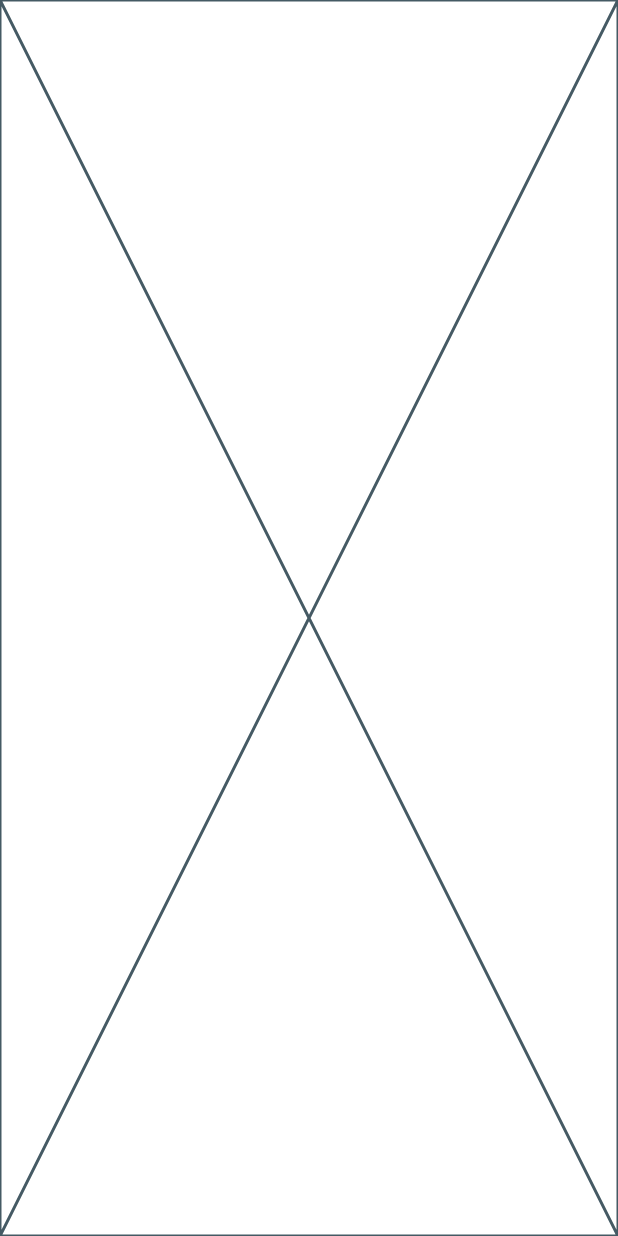
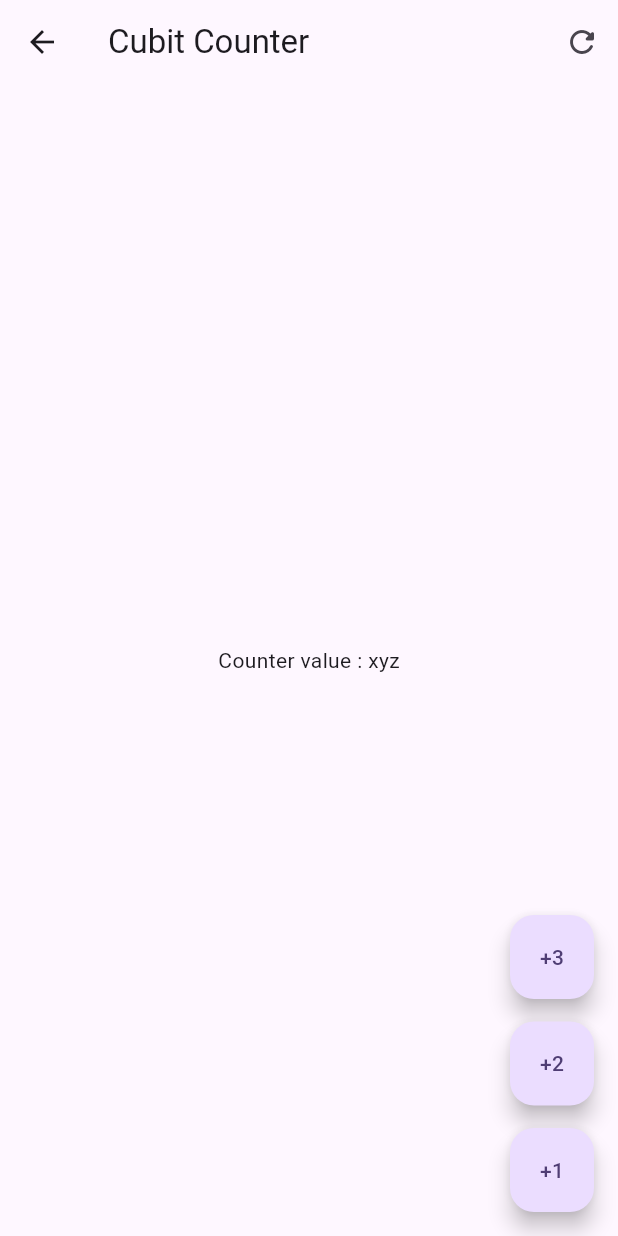
Before and after one commit to GonzaloQu3dena/forms_app, a Flutter app: the screen it shows after launch, after a tap on "Cubits", on a phone screen of 412 x 824 dp. Run offline on Flutter 3.47's test engine with Material 3 defaults, Android fonts, the phone set to English and light mode, and no system bars; our stand-ins replace go_router.

Commit message:
refactor(counter): improve cubit counter screen design.

```diff
--- a/lib/counter/presentation/screens/cubit_counter_screen.dart
+++ b/lib/counter/presentation/screens/cubit_counter_screen.dart
@@ -5,6 +5,45 @@ class CubitCounterScreen extends StatelessWidget {
 
   @override
   Widget build(BuildContext context) {
-    return Placeholder();
+    return Scaffold(
+      appBar: AppBar(
+        title: const Text('Cubit Counter'),
+        actions: [
+          IconButton(
+            onPressed: () => {},
+            icon: Icon(Icons.refresh_rounded),
+          )
+        ],
+      ),
+      body: Center(
+        child: const Text('Counter value : xyz'),
+      ),
+      floatingActionButton: Column(
+        mainAxisAlignment: MainAxisAlignment.end,
+        children: [
+          FloatingActionButton(
+            heroTag: '1',
+            child: const Text('+3'),
+            onPressed: () => {},
+          ),
+          const SizedBox(
+            height: 15,
+          ),
+          FloatingActionButton(
+            heroTag: '2',
+            child: const Text('+2'),
+            onPressed: () => {},
+          ),
+          const SizedBox(
+            height: 15,
+          ),
+          FloatingActionButton(
+            heroTag: '3',
+            child: const Text('+1'),
+            onPressed: () => {},
+          ),
+        ],
+      ),
+    );
   }
 }
```
